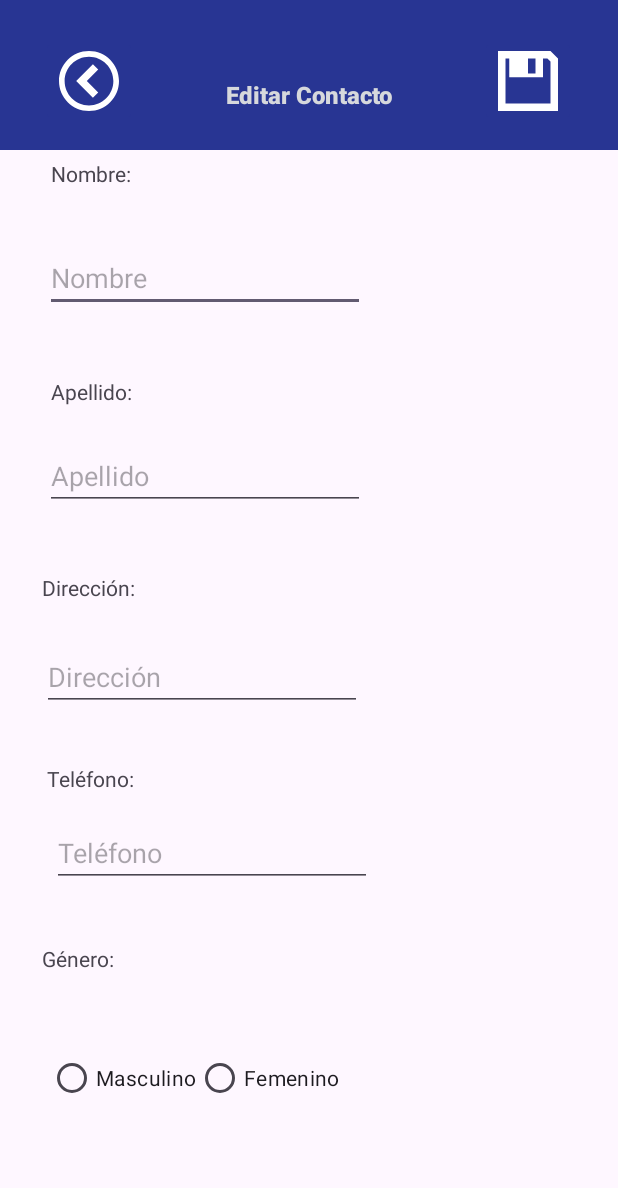
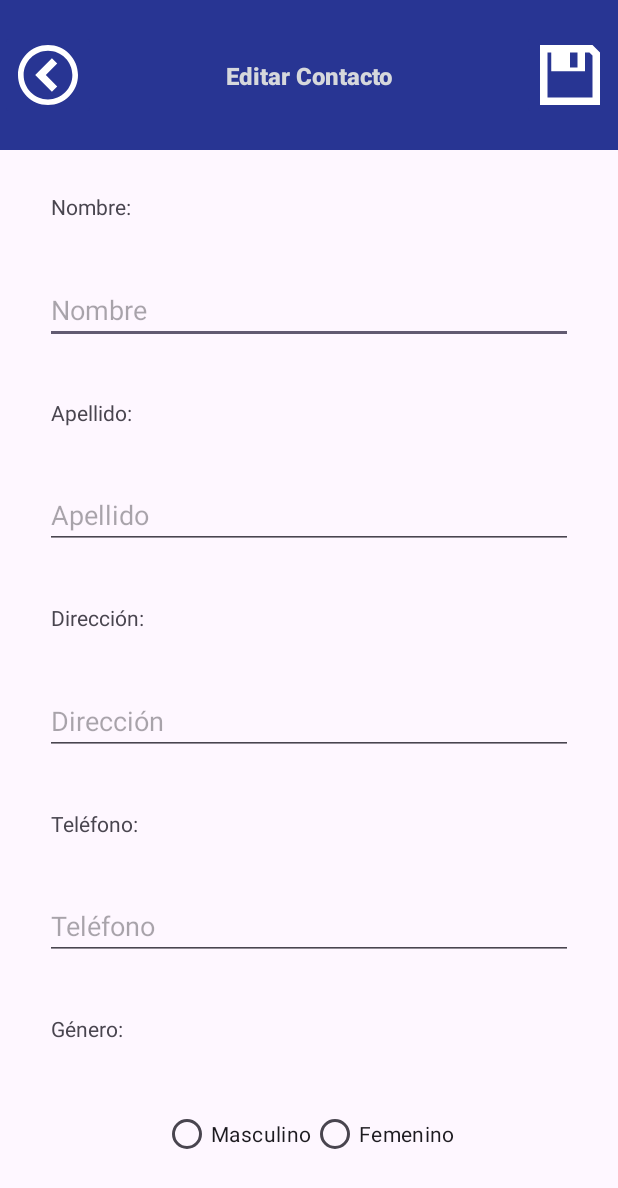
Before and after one commit to mateochumbita/Lista_Contactos, an Android app: the EditarContacto screen opened directly, with no data from a screen before it, on a phone screen of 412 x 824 dp. Shown: the top 1188 px of the screen. Run offline under Robolectric (Android 15) with nearby library versions, the phone set to English and light mode, and no system bars; 1 statement that could not run was skipped.

Commit message:
Ajustes Estéticos

```diff
--- a/app/src/main/res/layout/activity_editar_contacto.xml
+++ b/app/src/main/res/layout/activity_editar_contacto.xml
@@ -13,19 +13,20 @@
         android:layout_height="100dp"
         android:background="#283593"
         android:paddingVertical="10dp"
-        tools:layout_editor_absoluteX="0dp"
-        tools:layout_editor_absoluteY="-17dp">
+        app:layout_constraintTop_toTopOf="parent"
+        app:layout_constraintStart_toStartOf="parent"
+        app:layout_constraintEnd_toEndOf="parent">
 
         <TextView
             android:id="@+id/textView"
             android:layout_width="wrap_content"
             android:layout_height="wrap_content"
-            android:layout_marginBottom="16dp"
             android:fontFamily="sans-serif-black"
             android:text="Editar Contacto"
             android:textColor="#D6D8DC"
             android:textSize="16sp"
             app:layout_constraintBottom_toBottomOf="parent"
+            app:layout_constraintTop_toTopOf="parent"
             app:layout_constraintEnd_toEndOf="parent"
             app:layout_constraintStart_toStartOf="parent" />
 
@@ -33,11 +34,11 @@
             android:id="@+id/btn_volver"
             android:layout_width="wrap_content"
             android:layout_height="wrap_content"
-            android:layout_marginStart="27dp"
-            android:layout_marginBottom="6dp"
             android:backgroundTint="#283593"
+            android:onClick="volver_Main"
             android:tint="#FFF"
             app:layout_constraintBottom_toBottomOf="parent"
+            app:layout_constraintTop_toTopOf="parent"
             app:layout_constraintStart_toStartOf="parent"
             app:srcCompat="@drawable/volver" />
 
@@ -45,11 +46,10 @@
             android:id="@+id/btn_guardar"
             android:layout_width="wrap_content"
             android:layout_height="wrap_content"
-            android:layout_marginEnd="28dp"
-            android:layout_marginBottom="6dp"
             android:backgroundTint="#283593"
             android:tint="#FFF"
             app:layout_constraintBottom_toBottomOf="parent"
+            app:layout_constraintTop_toTopOf="parent"
             app:layout_constraintEnd_toEndOf="parent"
             app:srcCompat="@drawable/guardar" />
 
@@ -60,7 +60,7 @@
         android:layout_width="wrap_content"
         android:layout_height="wrap_content"
         android:layout_marginStart="34dp"
-        android:layout_marginBottom="31dp"
+        android:layout_marginBottom="8dp"
         android:text="Nombre:"
         app:layout_constraintBottom_toTopOf="@+id/et_nombre"
         app:layout_constraintStart_toStartOf="parent"
@@ -68,47 +68,51 @@
 
     <EditText
         android:id="@+id/et_nombre"
-        android:layout_width="wrap_content"
+        android:layout_width="0dp"
         android:layout_height="wrap_content"
         android:layout_marginStart="30dp"
-        android:layout_marginBottom="37dp"
+        android:layout_marginEnd="30dp"
+        android:layout_marginBottom="8dp"
         android:ems="10"
         android:hint="Nombre"
         android:inputType="text"
         app:layout_constraintBottom_toTopOf="@+id/textView3"
         app:layout_constraintStart_toStartOf="parent"
+        app:layout_constraintEnd_toEndOf="parent"
         app:layout_constraintTop_toBottomOf="@+id/textView2" />
 
     <TextView
         android:id="@+id/textView3"
         android:layout_width="wrap_content"
         android:layout_height="wrap_content"
-        android:layout_marginStart="4dp"
-        android:layout_marginBottom="18dp"
+        android:layout_marginStart="34dp"
+        android:layout_marginBottom="8dp"
         android:text="Apellido:"
         app:layout_constraintBottom_toTopOf="@+id/et_apellido"
-        app:layout_constraintStart_toStartOf="@+id/et_apellido"
+        app:layout_constraintStart_toStartOf="parent"
         app:layout_constraintTop_toBottomOf="@+id/et_nombre" />
 
     <EditText
         android:id="@+id/et_apellido"
-        android:layout_width="wrap_content"
+        android:layout_width="0dp"
         android:layout_height="wrap_content"
         android:layout_marginStart="30dp"
-        android:layout_marginBottom="36dp"
+        android:layout_marginEnd="30dp"
+        android:layout_marginBottom="8dp"
         android:ems="10"
         android:hint="Apellido"
         android:inputType="text"
         app:layout_constraintBottom_toTopOf="@+id/textView4"
         app:layout_constraintStart_toStartOf="parent"
+        app:layout_constraintEnd_toEndOf="parent"
         app:layout_constraintTop_toBottomOf="@+id/textView3" />
 
     <TextView
         android:id="@+id/textView4"
         android:layout_width="wrap_content"
         android:layout_height="wrap_content"
-        android:layout_marginStart="28dp"
-        android:layout_marginBottom="22dp"
+        android:layout_marginStart="34dp"
+        android:layout_marginBottom="8dp"
         android:text="Dirección:"
         app:layout_constraintBottom_toTopOf="@+id/et_direccion"
         app:layout_constraintStart_toStartOf="parent"
@@ -116,23 +120,25 @@
 
     <EditText
         android:id="@+id/et_direccion"
-        android:layout_width="wrap_content"
+        android:layout_width="0dp"
         android:layout_height="wrap_content"
-        android:layout_marginStart="28dp"
-        android:layout_marginBottom="29dp"
+        android:layout_marginStart="30dp"
+        android:layout_marginEnd="30dp"
+        android:layout_marginBottom="8dp"
         android:ems="10"
         android:hint="Dirección"
         android:inputType="text"
         app:layout_constraintBottom_toTopOf="@+id/textView5"
         app:layout_constraintStart_toStartOf="parent"
+        app:layout_constraintEnd_toEndOf="parent"
         app:layout_constraintTop_toBottomOf="@+id/textView4" />
 
     <TextView
         android:id="@+id/textView5"
         android:layout_width="wrap_content"
         android:layout_height="wrap_content"
-        android:layout_marginStart="31dp"
-        android:layout_marginBottom="11dp"
+        android:layout_marginStart="34dp"
+        android:layout_marginBottom="8dp"
         android:text="Teléfono:"
         app:layout_constraintBottom_toTopOf="@+id/et_telefono"
         app:layout_constraintStart_toStartOf="parent"
@@ -140,23 +146,25 @@
 
     <EditText
         android:id="@+id/et_telefono"
-        android:layout_width="wrap_content"
+        android:layout_width="0dp"
         android:layout_height="wrap_content"
-        android:layout_marginStart="3dp"
-        android:layout_marginBottom="32dp"
+        android:layout_marginStart="30dp"
+        android:layout_marginEnd="30dp"
+        android:layout_marginBottom="8dp"
         android:ems="10"
         android:hint="Teléfono"
         android:inputType="number"
         app:layout_constraintBottom_toTopOf="@+id/textView6"
-        app:layout_constraintStart_toStartOf="@+id/textView5"
+        app:layout_constraintStart_toStartOf="parent"
+        app:layout_constraintEnd_toEndOf="parent"
         app:layout_constraintTop_toBottomOf="@+id/textView5" />
 
     <TextView
         android:id="@+id/textView6"
         android:layout_width="wrap_content"
         android:layout_height="wrap_content"
-        android:layout_marginStart="28dp"
-        android:layout_marginBottom="40dp"
+        android:layout_marginStart="34dp"
+        android:layout_marginBottom="8dp"
         android:text="Género:"
         app:layout_constraintBottom_toTopOf="@+id/rg_genero"
         app:layout_constraintStart_toStartOf="parent"
@@ -166,23 +174,24 @@
         android:id="@+id/rg_genero"
         android:layout_width="wrap_content"
         android:layout_height="wrap_content"
-        android:layout_marginStart="32dp"
-        android:layout_marginBottom="75dp"
+        android:layout_marginStart="30dp"
+        android:layout_marginEnd="30dp"
+        android:layout_marginBottom="16dp"
         android:orientation="horizontal"
         app:layout_constraintBottom_toBottomOf="parent"
         app:layout_constraintStart_toStartOf="parent"
+        app:layout_constraintEnd_toEndOf="parent"
         app:layout_constraintTop_toBottomOf="@+id/textView6">
-
 
         <RadioButton
             android:id="@+id/rb_masc"
-            android:layout_width="match_parent"
+            android:layout_width="wrap_content"
             android:layout_height="wrap_content"
             android:text="Masculino" />
 
         <RadioButton
             android:id="@+id/rb_fem"
-            android:layout_width="match_parent"
+            android:layout_width="wrap_content"
             android:layout_height="wrap_content"
             android:text="Femenino" />
     </RadioGroup>
--- a/app/src/main/res/layout/activity_login.xml
+++ b/app/src/main/res/layout/activity_login.xml
@@ -10,14 +10,13 @@
 
     <Button
         android:id="@+id/btn_login"
-        android:layout_width="134dp"
+        android:layout_width="0dp"
         android:layout_height="wrap_content"
         android:layout_marginTop="52dp"
         android:backgroundTint="#283593"
         android:onClick="login"
         android:text="Iniciar Sesión"
         app:layout_constraintEnd_toEndOf="parent"
-        app:layout_constraintHorizontal_bias="0.498"
         app:layout_constraintStart_toStartOf="parent"
         app:layout_constraintTop_toBottomOf="@+id/et_password" />
 
@@ -35,8 +34,7 @@
         app:layout_constraintTop_toTopOf="parent"
         android:background="@drawable/border_radius_color"
         android:paddingVertical="10dp"
-        android:paddingHorizontal="10dp"
-        />
+        android:paddingHorizontal="10dp"/>
 
     <EditText
         android:id="@+id/et_password"
```
Also changed, not shown: app/src/main/res/layout/activity_crear_contacto.xml (+41 -34 lines), app/src/main/res/layout/activity_ver_contacto.xml (+10 -16 lines).
